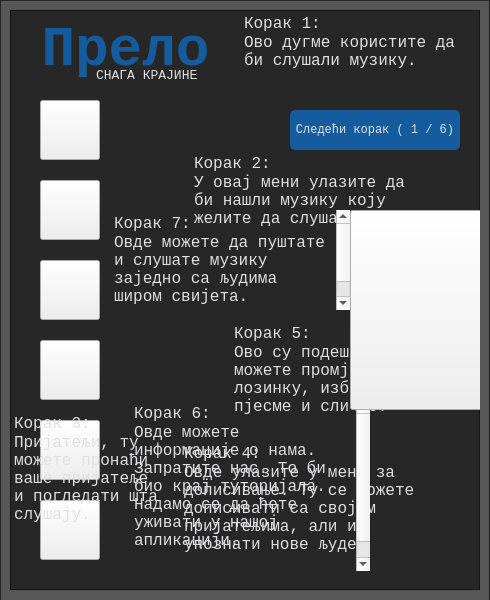
Old version of the form application/ui/ui_tutorial.ui in the repository nikola-supic/prelo.
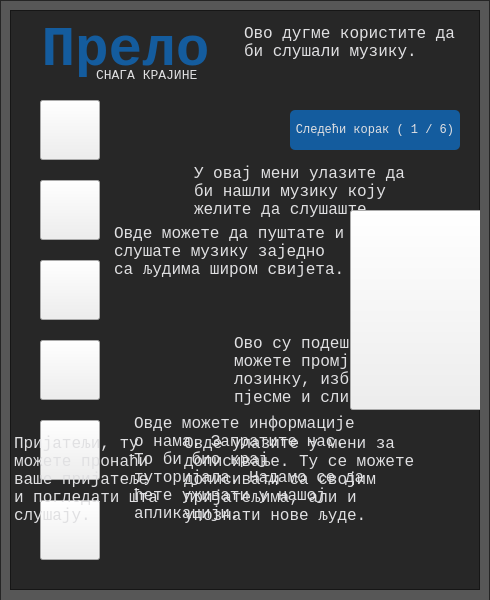
New version of the form. Icons and pictures are not drawn.

```diff
--- a/application/ui/ui_tutorial.ui
+++ b/application/ui/ui_tutorial.ui
@@ -406,7 +406,7 @@
         <property name="geometry">
          <rect>
           <x>230</x>
-          <y>0</y>
+          <y>10</y>
           <width>240</width>
           <height>100</height>
          </rect>
@@ -421,15 +421,14 @@
          <string notr="true"/>
         </property>
         <property name="plainText">
-         <string>Корак 1:
-Ово дугме користите да би слушали музику.</string>
+         <string>Ово дугме користите да би слушали музику.</string>
         </property>
        </widget>
        <widget class="QPlainTextEdit" name="text_2">
         <property name="geometry">
          <rect>
           <x>180</x>
-          <y>140</y>
+          <y>150</y>
           <width>240</width>
           <height>100</height>
          </rect>
@@ -444,15 +443,14 @@
          <string notr="true"/>
         </property>
         <property name="plainText">
-         <string>Корак 2:
-У овај мени улазите да би нашли музику коју желите да слушаште.</string>
+         <string>У овај мени улазите да би нашли музику коју желите да слушаште.</string>
         </property>
        </widget>
        <widget class="QPlainTextEdit" name="text_3">
         <property name="geometry">
          <rect>
           <x>0</x>
-          <y>400</y>
+          <y>420</y>
           <width>161</width>
           <height>181</height>
          </rect>
@@ -467,15 +465,14 @@
          <string notr="true"/>
         </property>
         <property name="plainText">
-         <string>Корак 3:
-Пријатељи, ту можете пронаћи ваше пријатеље и погледати шта слушају.</string>
+         <string>Пријатељи, ту можете пронаћи ваше пријатеље и погледати шта слушају.</string>
         </property>
        </widget>
        <widget class="QPlainTextEdit" name="text_4">
         <property name="geometry">
          <rect>
           <x>170</x>
-          <y>430</y>
+          <y>420</y>
           <width>240</width>
           <height>141</height>
          </rect>
@@ -490,15 +487,14 @@
          <string notr="true"/>
         </property>
         <property name="plainText">
-         <string>Корак 4:
-Овде улазите у мени за дописивање. Ту се можете дописивати са својим пријатељима, али и упознати нове људе.</string>
+         <string>Овде улазите у мени за дописивање. Ту се можете дописивати са својим пријатељима, али и упознати нове људе.</string>
         </property>
        </widget>
        <widget class="QPlainTextEdit" name="text_5">
         <property name="geometry">
          <rect>
           <x>220</x>
-          <y>310</y>
+          <y>320</y>
           <width>240</width>
           <height>131</height>
          </rect>
@@ -513,15 +509,14 @@
          <string notr="true"/>
         </property>
         <property name="plainText">
-         <string>Корак 5:
-Ово су подешавања, ту можете промјенити вашу лозинку, избрисати ваше пјесме и слично.</string>
+         <string>Ово су подешавања, ту можете промјенити вашу лозинку, избрисати ваше пјесме и слично.</string>
         </property>
        </widget>
        <widget class="QPlainTextEdit" name="text_6">
         <property name="geometry">
          <rect>
           <x>120</x>
-          <y>390</y>
+          <y>400</y>
           <width>240</width>
           <height>171</height>
          </rect>
@@ -536,8 +531,7 @@
          <string notr="true"/>
         </property>
         <property name="plainText">
-         <string>Корак 6:
-Овде можете информације о нама. Запратите нас. То би био крај туторијала. Надамо се да ћете уживати у нашој апликацији.
+         <string>Овде можете информације о нама. Запратите нас. То би био крај туторијала. Надамо се да ћете уживати у нашој апликацији.
 </string>
         </property>
        </widget>
@@ -561,7 +555,7 @@
         <property name="geometry">
          <rect>
           <x>100</x>
-          <y>200</y>
+          <y>210</y>
           <width>240</width>
           <height>100</height>
          </rect>
@@ -576,8 +570,7 @@
          <string notr="true"/>
         </property>
         <property name="plainText">
-         <string>Корак 7:
-Овде можете да пуштате и слушате музику заједно са људима широм свијета. </string>
+         <string>Овде можете да пуштате и слушате музику заједно са људима широм свијета. </string>
         </property>
        </widget>
       </widget>
```
